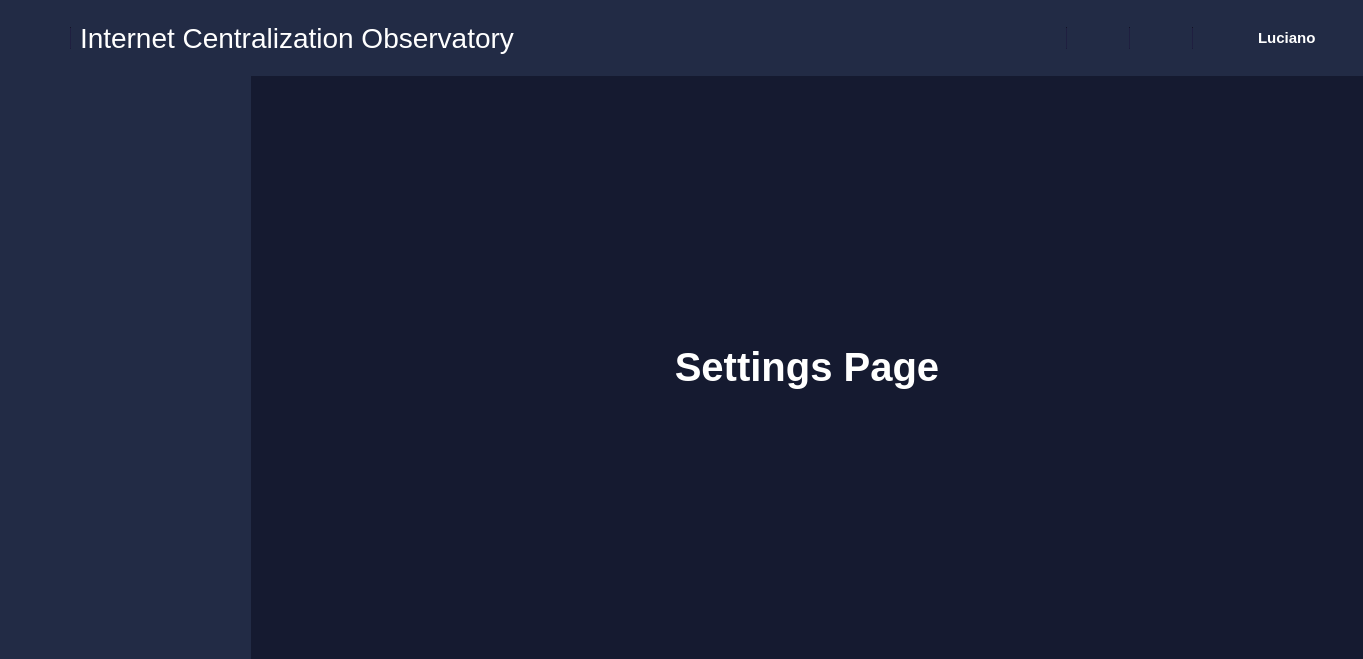
The window that gui/main.ui (zembruzkill/DNSTracker-Modern-Interface-PySide6-PyQt6) describes before a commit, drawn with Qt 5.
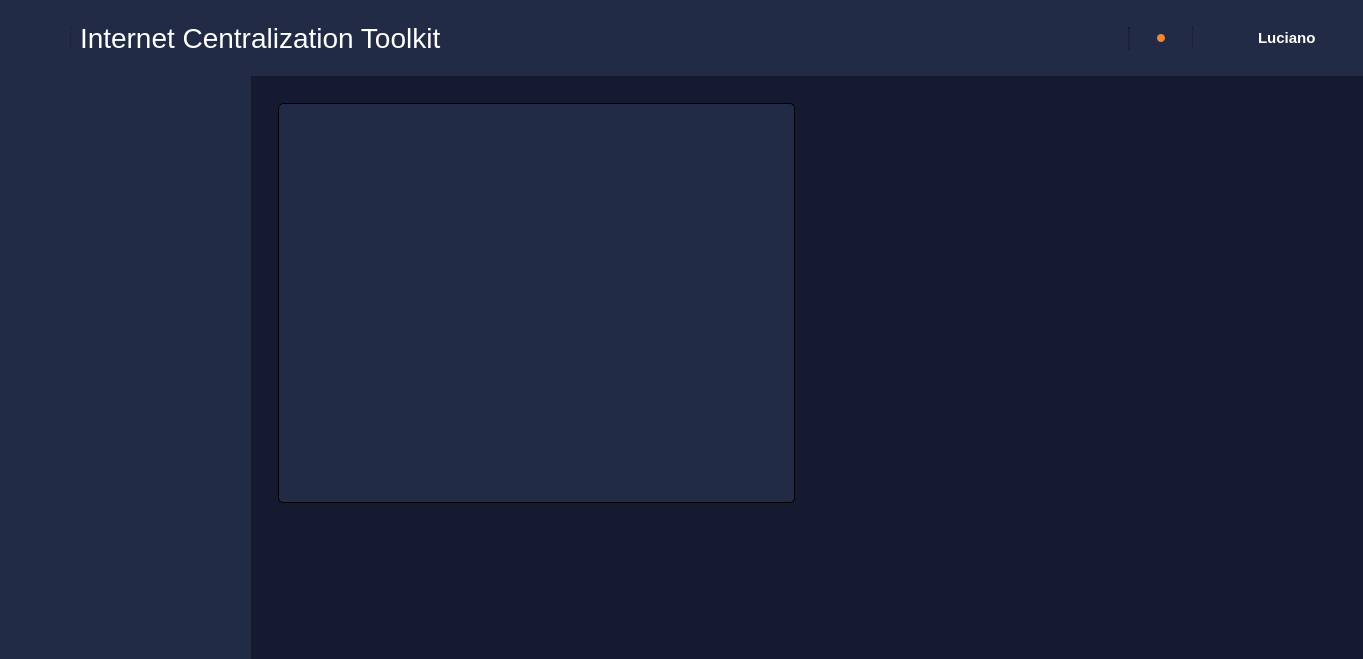
The same window after the commit. The open tabs and pages were chosen to show the change. Icons and pictures are not drawn.

Patch:
```diff
--- a/gui/main.ui
+++ b/gui/main.ui
@@ -35,6 +35,11 @@
 	background-color: #222B45;
 }
 
+QPushButton#is_collecting{
+	background-color: rgb(239, 135, 51);
+	border-radius: 4px;
+}
+
 QWidget#dashboard_scrollArea_contents{
 	background-color: rgb(21, 26, 48);
 }
@@ -74,6 +79,14 @@
 	border: none;
 }
 
+QFrame#worker_frame{
+	background-color: rgb(34, 43, 69);
+	border: 1px solid black;
+	border-radius: 5px;
+}
+
+
+
 
 
 </string>
@@ -200,48 +213,7 @@
           <item>
            <widget class="QLabel" name="system_name">
             <property name="text">
-             <string>Internet Centralization Observatory</string>
-            </property>
-           </widget>
-          </item>
-         </layout>
-        </widget>
-       </item>
-       <item>
-        <widget class="QFrame" name="frame_5">
-         <property name="maximumSize">
-          <size>
-           <width>62</width>
-           <height>16777215</height>
-          </size>
-         </property>
-         <property name="frameShape">
-          <enum>QFrame::NoFrame</enum>
-         </property>
-         <property name="frameShadow">
-          <enum>QFrame::Raised</enum>
-         </property>
-         <layout class="QVBoxLayout" name="verticalLayout_2">
-          <item>
-           <widget class="QPushButton" name="search_button">
-            <property name="maximumSize">
-             <size>
-              <width>30</width>
-              <height>30</height>
-             </size>
-            </property>
-            <property name="text">
-             <string/>
-            </property>
-            <property name="icon">
-             <iconset resource="../resource.qrc">
-              <normaloff>:/icons/resources/icons/search-outline.svg</normaloff>:/icons/resources/icons/search-outline.svg</iconset>
-            </property>
-            <property name="iconSize">
-             <size>
-              <width>25</width>
-              <height>25</height>
-             </size>
+             <string>Internet Centralization Toolkit</string>
             </property>
            </widget>
           </item>
@@ -265,53 +237,6 @@
          </property>
         </widget>
        </item>
-       <item>
-        <widget class="QFrame" name="frame_6">
-         <property name="maximumSize">
-          <size>
-           <width>62</width>
-           <height>16777215</height>
-          </size>
-         </property>
-         <property name="frameShape">
-          <enum>QFrame::NoFrame</enum>
-         </property>
-         <property name="frameShadow">
-          <enum>QFrame::Raised</enum>
-         </property>
-         <layout class="QVBoxLayout" name="verticalLayout_3">
-          <item>
-           <widget class="QPushButton" name="email_button">
-            <property name="minimumSize">
-             <size>
-              <width>30</width>
-              <height>30</height>
-             </size>
-            </property>
-            <property name="maximumSize">
-             <size>
-              <width>30</width>
-              <height>30</height>
-             </size>
-            </property>
-            <property name="text">
-             <string/>
-            </property>
-            <property name="icon">
-             <iconset resource="../resource.qrc">
-              <normaloff>:/icons/resources/icons/email-outline.svg</normaloff>:/icons/resources/icons/email-outline.svg</iconset>
-            </property>
-            <property name="iconSize">
-             <size>
-              <width>25</width>
-              <height>25</height>
-             </size>
-            </property>
-           </widget>
-          </item>
-         </layout>
-        </widget>
-       </item>
        <item>
         <widget class="Line" name="line_3">
          <property name="maximumSize">
@@ -343,19 +268,19 @@
          <property name="frameShadow">
           <enum>QFrame::Raised</enum>
          </property>
-         <layout class="QVBoxLayout" name="verticalLayout_4">
+         <layout class="QHBoxLayout" name="horizontalLayout_5">
           <item>
-           <widget class="QPushButton" name="notification_button">
+           <widget class="QPushButton" name="is_collecting">
             <property name="minimumSize">
              <size>
-              <width>30</width>
-              <height>30</height>
+              <width>8</width>
+              <height>8</height>
              </size>
             </property>
             <property name="maximumSize">
              <size>
-              <width>30</width>
-              <height>30</height>
+              <width>8</width>
+              <height>8</height>
              </size>
             </property>
             <property name="text">
@@ -639,11 +564,55 @@
              </layout>
             </widget>
             <widget class="QWidget" name="settings_page">
-             <layout class="QVBoxLayout" name="verticalLayout_9">
+             <layout class="QHBoxLayout" name="horizontalLayout_4">
               <item>
-               <widget class="QLabel" name="label_5">
-                <property name="text">
-                 <string>&lt;html&gt;&lt;head/&gt;&lt;body&gt;&lt;p align=&quot;center&quot;&gt;&lt;span style=&quot; font-size:30pt; font-weight:700; color:#ffffff;&quot;&gt;Settings Page&lt;/span&gt;&lt;/p&gt;&lt;/body&gt;&lt;/html&gt;</string>
+               <widget class="QFrame" name="frame_3">
+                <property name="frameShape">
+                 <enum>QFrame::NoFrame</enum>
+                </property>
+                <property name="frameShadow">
+                 <enum>QFrame::Raised</enum>
+                </property>
+                <layout class="QVBoxLayout" name="verticalLayout_9">
+                 <item>
+                  <widget class="QFrame" name="worker_frame">
+                   <property name="minimumSize">
+                    <size>
+                     <width>0</width>
+                     <height>400</height>
+                    </size>
+                   </property>
+                   <property name="frameShape">
+                    <enum>QFrame::NoFrame</enum>
+                   </property>
+                   <property name="frameShadow">
+                    <enum>QFrame::Raised</enum>
+                   </property>
+                  </widget>
+                 </item>
+                 <item>
+                  <spacer name="verticalSpacer_2">
+                   <property name="orientation">
+                    <enum>Qt::Vertical</enum>
+                   </property>
+                   <property name="sizeHint" stdset="0">
+                    <size>
+                     <width>20</width>
+                     <height>92</height>
+                    </size>
+                   </property>
+                  </spacer>
+                 </item>
+                </layout>
+               </widget>
+              </item>
+              <item>
+               <widget class="QFrame" name="frame_4">
+                <property name="frameShape">
+                 <enum>QFrame::NoFrame</enum>
+                </property>
+                <property name="frameShadow">
+                 <enum>QFrame::Raised</enum>
                 </property>
                </widget>
               </item>
```
Left out of the diff: 21 changed lines with no effect on the pictures.
